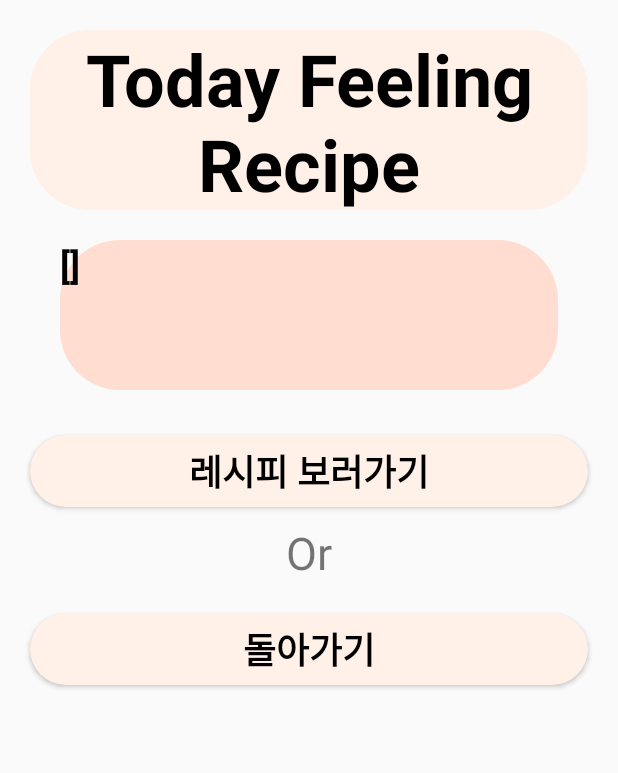
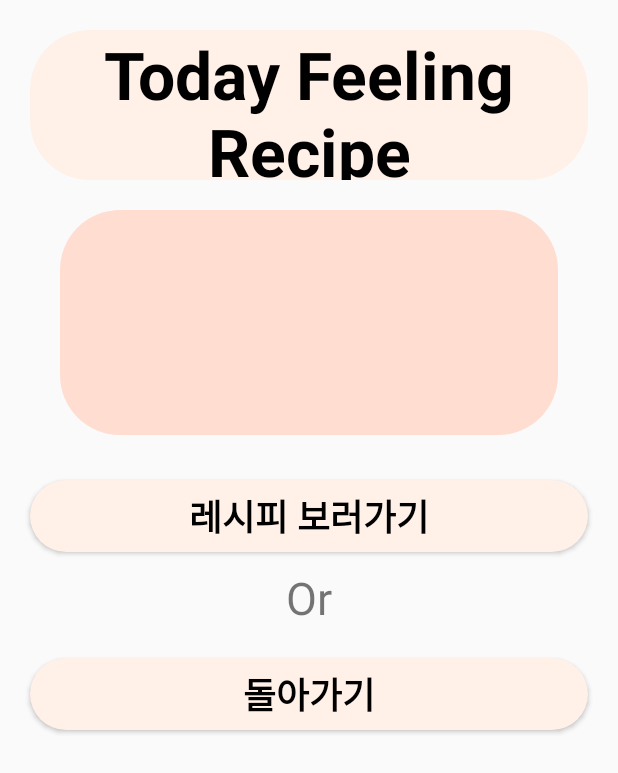
Before and after one commit to jongwook100/newProject, an Android app: the FeelingResultActivity screen opened directly, with no data from a screen before it, on a phone screen of 412 x 824 dp. Shown: the top 773 px of the screen. Run offline under Robolectric (Android 15) with nearby library versions, the phone set to English and light mode, and no system bars; Roboto replaces fonts that are not available here.

Commit message:
Feeling Recipe 레이아웃 수정

```diff
--- a/app/src/main/java/org/techtown/newproject/FeelingFood.java
+++ b/app/src/main/java/org/techtown/newproject/FeelingFood.java
@@ -118,12 +118,12 @@ public class FeelingFood {
 
         int src_1[]={SOURCE_CHICKEN};
         int tasty_1[] = {TASTY_SWEET, TASTY_MIDE};
-        foods.add(new FeelingFood("치킨 스테이크",true,src_1,HOW_ROAST,true,tasty_1));
+        foods.add(new FeelingFood("치킨스테이크",true,src_1,HOW_ROAST,true,tasty_1));
 
 
         int src_2[]={SOURCE_PORK, SOURCE_KiMCHI};
         int tasty_2[] = {TASTY_SPICY,TASTY_SWEET, TASTY_FRESH};
-        foods.add(new FeelingFood("매운 김치찜",false,src_2,HOW_BOIL,true,tasty_2));
+        foods.add(new FeelingFood("매운김치찜",false,src_2,HOW_BOIL,true,tasty_2));
 
 
         int src_3[]={SOURCE_PORK};
@@ -133,7 +133,7 @@ public class FeelingFood {
 
         int src_4[]={SOURCE_PORK};
         int tasty_4[] = {TASTY_SPICY,TASTY_SWEET, TASTY_MIDE};
-        foods.add(new FeelingFood("쇠고기 비빔국수",true,src_4,HOW_STIR_FRY,false,tasty_4));
+        foods.add(new FeelingFood("쇠고기비빔국수",true,src_4,HOW_STIR_FRY,false,tasty_4));
 
 
         int src_5[]={SOURCE_PORK};
@@ -168,7 +168,7 @@ public class FeelingFood {
 
         int src_11[]={SOURCE_PORK};
         int tasty_11[] = {TASTY_SWEET, TASTY_SPICY, TASTY_FRESH};
-        foods.add(new FeelingFood("고추참치 비빕면",false,src_11,HOW_STIR_FRY,false,tasty_11));
+        foods.add(new FeelingFood("고추참치비빕면",false,src_11,HOW_STIR_FRY,false,tasty_11));
 
 
         int src_12[]={SOURCE_PORK};
@@ -193,12 +193,12 @@ public class FeelingFood {
 
         int src_16[]={SOURCE_PORK};
         int tasty_16[] = {TASTY_SWEET, TASTY_MIDE};
-        foods.add(new FeelingFood("뚝배기 불고기",true,src_16,HOW_STIR_FRY,true,tasty_16));
+        foods.add(new FeelingFood("뚝배기불고기",true,src_16,HOW_STIR_FRY,true,tasty_16));
 
 
         int src_17[]={SOURCE_PORK};
         int tasty_17[] = {TASTY_SWEET, TASTY_PALATABLE};
-        foods.add(new FeelingFood("고기 볶음밥",true,src_17,HOW_STIR_FRY,true,tasty_17));
+        foods.add(new FeelingFood("고기볶음밥",true,src_17,HOW_STIR_FRY,true,tasty_17));
 
 
         int src_18[]={SOURCE_PORK};
@@ -213,7 +213,7 @@ public class FeelingFood {
 
         int src_20[]={SOURCE_KiMCHI};
         int tasty_20[] = {TASTY_SWEET, TASTY_SPICY, TASTY_FRESH};
-        foods.add(new FeelingFood("매운 당면찌게",false,src_20,HOW_BOIL,true,tasty_20));
+        foods.add(new FeelingFood("매운당면찌게",false,src_20,HOW_BOIL,true,tasty_20));
 
 
         int src_21[]={SOURCE_PORK, SOURCE_CHICKEN};
@@ -233,17 +233,17 @@ public class FeelingFood {
 
         int src_24[]={SOURCE_KiMCHI};
         int tasty_24[] = {TASTY_SWEET, TASTY_SPICY};
-        foods.add(new FeelingFood("닭날개 꼬치",false,src_24,HOW_FRY,true,tasty_24));
+        foods.add(new FeelingFood("닭날개꼬치",false,src_24,HOW_FRY,true,tasty_24));
 
 
         int src_25[]={SOURCE_PORK};
         int tasty_25[] = {TASTY_SWEET, TASTY_FRESH, TASTY_MIDE};
-        foods.add(new FeelingFood("소고기 미니 김밥",true,src_25,HOW_ROAST,true,tasty_25));
+        foods.add(new FeelingFood("소고기미니김밥",true,src_25,HOW_ROAST,true,tasty_25));
 
 
         int src_26[]={SOURCE_CHICKEN};
         int tasty_26[] = {TASTY_SWEET, TASTY_SPICY, TASTY_PALATABLE};
-        foods.add(new FeelingFood("닭똥집 튀김",true,src_26,HOW_FRY,true,tasty_26));
+        foods.add(new FeelingFood("닭똥집튀김",true,src_26,HOW_FRY,true,tasty_26));
 
 
         int src_27[]={SOURCE_CHICKEN};
@@ -263,7 +263,7 @@ public class FeelingFood {
 
         int src_30[]={SOURCE_PORK};
         int tasty_30[] = {TASTY_SWEET, TASTY_PALATABLE, TASTY_MIDE};
-        foods.add(new FeelingFood("돈까스 국수",true,src_30,HOW_FRY,false,tasty_30));
+        foods.add(new FeelingFood("돈까스국수",true,src_30,HOW_FRY,false,tasty_30));
 
 
         int src_31[]={SOURCE_PORK};
--- a/app/src/main/java/org/techtown/newproject/FeelingResultActivity.java
+++ b/app/src/main/java/org/techtown/newproject/FeelingResultActivity.java
@@ -41,6 +41,7 @@ public class FeelingResultActivity extends AppCompatActivity {
 
         System.out.println(selectResult);
 
+
         int i = 0;
         while(i < string.length){
             for(FeelingFood food : allFood){
@@ -55,10 +56,10 @@ public class FeelingResultActivity extends AppCompatActivity {
 
         String temp = " ";
         for(FeelingFood f : selectedFood){
-            temp = temp + f.name + "," ;
+            temp = temp + f.name + "\n" ;
         }
         result = findViewById(R.id.text_feeling_result);
-        result.setText(selectResult.toString());
+        result.setText(temp);
 
         Button selectButton_Recipe=findViewById(R.id.selectButton_Recipe);
         selectButton_Recipe.setOnClickListener(
--- a/app/src/main/java/org/techtown/newproject/FoodListAdapter.java
+++ b/app/src/main/java/org/techtown/newproject/FoodListAdapter.java
@@ -37,9 +37,6 @@ public class FoodListAdapter extends RecyclerView.Adapter<FoodListAdapter.ItemVi
     public FoodListAdapter(Context context) {
         this.context = context;
     }
-    EditText testText;
-
-
 
     @NonNull
     @Override
@@ -102,8 +99,6 @@ public class FoodListAdapter extends RecyclerView.Adapter<FoodListAdapter.ItemVi
         }
     }
 
-
-
     @Override
     public Filter getFilter() {
         return new Filter() {
--- a/app/src/main/res/layout/activity_feeling_result.xml
+++ b/app/src/main/res/layout/activity_feeling_result.xml
@@ -8,28 +8,29 @@
 
     <TextView
         android:layout_width="match_parent"
-        android:layout_height="120dp"
+        android:layout_height="100dp"
         android:layout_gravity="center"
         android:layout_margin="20dp"
         android:background="@drawable/btn_pingk"
         android:gravity="center"
         android:text="Today Feeling Recipe"
         android:textColor="#000"
-        android:textSize="48dp"
+        android:textSize="44dp"
         android:textStyle="bold"
         app:fontFamily="@font/bilbo_swash_caps" />
 
     <TextView
         android:id="@+id/text_feeling_result"
         android:layout_width="match_parent"
-        android:layout_height="100dp"
-        android:layout_gravity="center"
+        android:layout_height="150dp"
+        android:gravity="center"
+        android:singleLine="false"
         android:layout_marginLeft="40dp"
         android:layout_marginRight="40dp"
         android:layout_marginBottom="30dp"
         android:background="@drawable/btn_black_pingk"
         android:textColor="#000"
-        android:textSize="24dp"
+        android:textSize="26dp"
         android:textStyle="bold"
         app:fontFamily="@font/finger_paint" />
 
```
